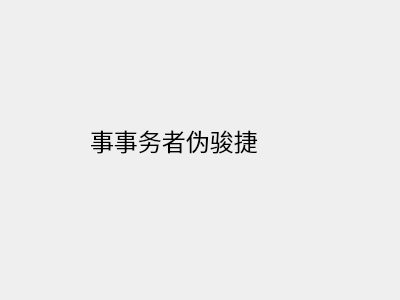
Above: campus_local/personwin.ui from superman0l/campus before the change. Below: the same form after it.
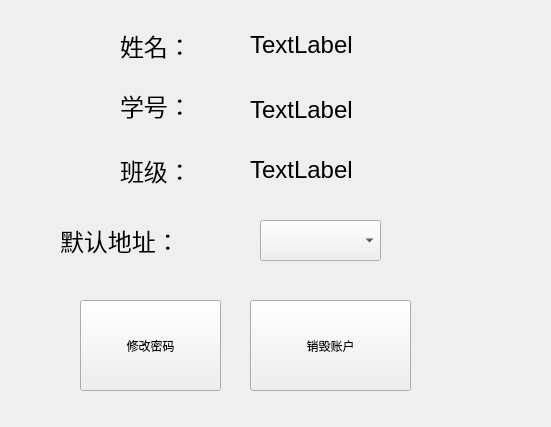
That is the form after the change.

The edit to the form file:
```diff
--- a/campus_local/personwin.ui
+++ b/campus_local/personwin.ui
@@ -6,8 +6,8 @@
    <rect>
     <x>0</x>
     <y>0</y>
-    <width>400</width>
-    <height>300</height>
+    <width>551</width>
+    <height>427</height>
    </rect>
   </property>
   <property name="windowTitle">
@@ -16,14 +16,128 @@
   <widget class="QLabel" name="label">
    <property name="geometry">
     <rect>
-     <x>90</x>
-     <y>70</y>
-     <width>261</width>
-     <height>141</height>
+     <x>120</x>
+     <y>10</y>
+     <width>81</width>
+     <height>71</height>
     </rect>
    </property>
    <property name="text">
-    <string>&lt;html&gt;&lt;head/&gt;&lt;body&gt;&lt;p&gt;&lt;span style=&quot; font-size:18pt;&quot;&gt;事事务者伪骏捷&lt;/span&gt;&lt;/p&gt;&lt;/body&gt;&lt;/html&gt;</string>
+    <string>&lt;html&gt;&lt;head/&gt;&lt;body&gt;&lt;p&gt;&lt;span style=&quot; font-size:18pt;&quot;&gt;姓名：&lt;/span&gt;&lt;/p&gt;&lt;/body&gt;&lt;/html&gt;</string>
+   </property>
+  </widget>
+  <widget class="QLabel" name="ShowNumber">
+   <property name="geometry">
+    <rect>
+     <x>120</x>
+     <y>80</y>
+     <width>91</width>
+     <height>51</height>
+    </rect>
+   </property>
+   <property name="text">
+    <string>&lt;html&gt;&lt;head/&gt;&lt;body&gt;&lt;p&gt;&lt;span style=&quot; font-size:18pt;&quot;&gt;学号：&lt;/span&gt;&lt;/p&gt;&lt;/body&gt;&lt;/html&gt;</string>
+   </property>
+  </widget>
+  <widget class="QLabel" name="ShowClass">
+   <property name="geometry">
+    <rect>
+     <x>120</x>
+     <y>140</y>
+     <width>81</width>
+     <height>61</height>
+    </rect>
+   </property>
+   <property name="text">
+    <string>&lt;html&gt;&lt;head/&gt;&lt;body&gt;&lt;p&gt;&lt;span style=&quot; font-size:18pt;&quot;&gt;班级：&lt;/span&gt;&lt;/p&gt;&lt;/body&gt;&lt;/html&gt;</string>
+   </property>
+  </widget>
+  <widget class="QLabel" name="Name">
+   <property name="geometry">
+    <rect>
+     <x>250</x>
+     <y>30</y>
+     <width>231</width>
+     <height>31</height>
+    </rect>
+   </property>
+   <property name="text">
+    <string>&lt;html&gt;&lt;head/&gt;&lt;body&gt;&lt;p&gt;&lt;span style=&quot; font-size:18pt;&quot;&gt;TextLabel&lt;/span&gt;&lt;/p&gt;&lt;/body&gt;&lt;/html&gt;</string>
+   </property>
+  </widget>
+  <widget class="QLabel" name="Number">
+   <property name="geometry">
+    <rect>
+     <x>250</x>
+     <y>90</y>
+     <width>241</width>
+     <height>41</height>
+    </rect>
+   </property>
+   <property name="text">
+    <string>&lt;html&gt;&lt;head/&gt;&lt;body&gt;&lt;p&gt;&lt;span style=&quot; font-size:18pt;&quot;&gt;TextLabel&lt;/span&gt;&lt;/p&gt;&lt;/body&gt;&lt;/html&gt;</string>
+   </property>
+  </widget>
+  <widget class="QLabel" name="ClassNum">
+   <property name="geometry">
+    <rect>
+     <x>250</x>
+     <y>150</y>
+     <width>241</width>
+     <height>41</height>
+    </rect>
+   </property>
+   <property name="text">
+    <string>&lt;html&gt;&lt;head/&gt;&lt;body&gt;&lt;p&gt;&lt;span style=&quot; font-size:18pt;&quot;&gt;TextLabel&lt;/span&gt;&lt;/p&gt;&lt;/body&gt;&lt;/html&gt;</string>
+   </property>
+  </widget>
+  <widget class="QPushButton" name="DestroyCount">
+   <property name="geometry">
+    <rect>
+     <x>250</x>
+     <y>300</y>
+     <width>161</width>
+     <height>91</height>
+    </rect>
+   </property>
+   <property name="text">
+    <string>销毁账户</string>
+   </property>
+  </widget>
+  <widget class="QPushButton" name="ChangePswd">
+   <property name="geometry">
+    <rect>
+     <x>80</x>
+     <y>300</y>
+     <width>141</width>
+     <height>91</height>
+    </rect>
+   </property>
+   <property name="text">
+    <string>修改密码</string>
+   </property>
+  </widget>
+  <widget class="QLabel" name="ShowPosition">
+   <property name="geometry">
+    <rect>
+     <x>60</x>
+     <y>210</y>
+     <width>151</width>
+     <height>61</height>
+    </rect>
+   </property>
+   <property name="text">
+    <string>&lt;html&gt;&lt;head/&gt;&lt;body&gt;&lt;p&gt;&lt;span style=&quot; font-size:18pt;&quot;&gt;默认地址：&lt;/span&gt;&lt;/p&gt;&lt;/body&gt;&lt;/html&gt;</string>
+   </property>
+  </widget>
+  <widget class="QComboBox" name="PositionBox">
+   <property name="geometry">
+    <rect>
+     <x>260</x>
+     <y>220</y>
+     <width>121</width>
+     <height>41</height>
+    </rect>
    </property>
   </widget>
  </widget>
```
Left out of the diff: 2 changed lines with no effect on the pictures.
